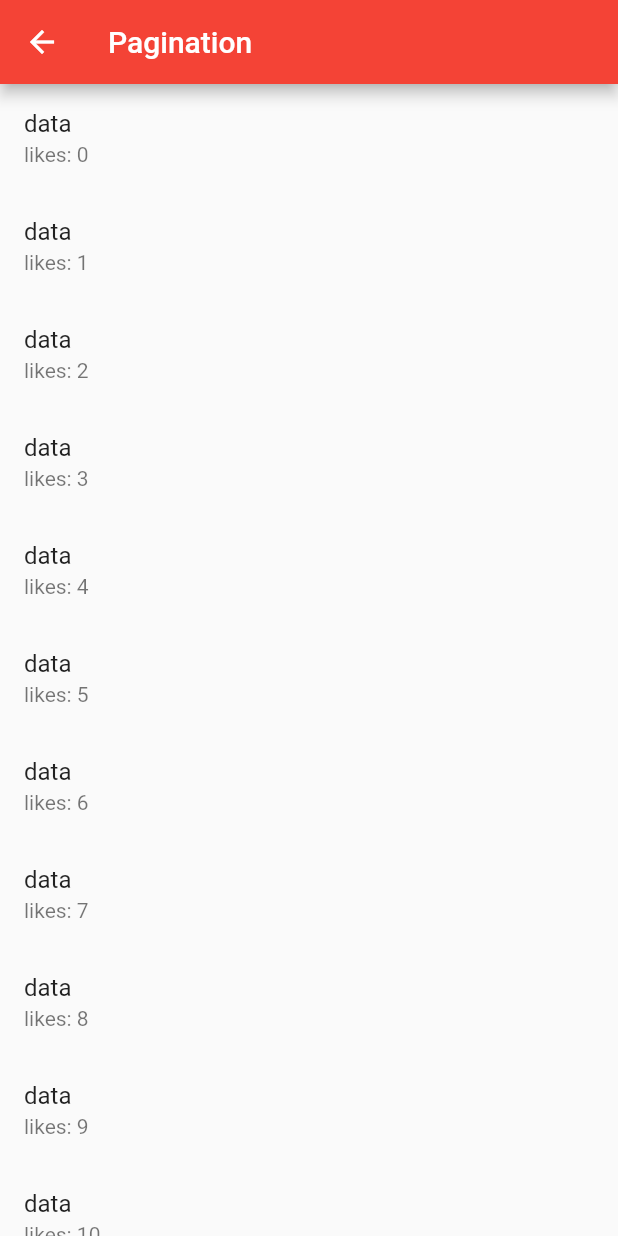
After one commit to SunnatilloShavkatov/pagination, a Flutter app: the PaginationPage screen opened directly, on a phone screen of 412 x 824 dp. The commit adds this screen. Run offline on Flutter 3.47's test engine with Material 2 defaults, Android fonts, the phone set to English and light mode, and no system bars; our stand-ins replace get.

Commit message:
getx and state pagination done

```diff
--- /dev/null
+++ b/lib/ui/pagination_page.dart
@@ -0,0 +1,93 @@
+import 'package:flutter/material.dart';
+
+class PaginationPage extends StatefulWidget {
+  @override
+  _PaginationPageState createState() => _PaginationPageState();
+}
+
+class _PaginationPageState extends State<PaginationPage> {
+  List items;
+  List<String> data = ['', '', '', '', '', '', '', '', '', '', ''];
+  bool isLoading = false;
+
+  @override
+  void initState() {
+    super.initState();
+  }
+
+  @override
+  Widget build(BuildContext context) {
+    return Scaffold(
+      appBar: AppBar(title: Text("Pagination")),
+      body: Column(
+        children: <Widget>[
+          Expanded(
+            child: NotificationListener<ScrollNotification>(
+              onNotification: (ScrollNotification scrollInfo) {
+                if (!isLoading &&
+                    scrollInfo.metrics.pixels ==
+                        scrollInfo.metrics.maxScrollExtent) {
+                  getJSONData();
+                }
+                return;
+              },
+              child: ListView.builder(
+                physics: BouncingScrollPhysics(),
+                shrinkWrap: true,
+                itemCount: data.length,
+                itemBuilder: (context, index) {
+                  return ListTile(
+                    title: Text("data"),
+                    subtitle: Text("likes: $index"),
+                  );
+                },
+              ),
+            ),
+          ),
+          Container(
+            height: isLoading ? 50.0 : 0,
+            color: Colors.white70,
+            child: Center(
+              child: CircularProgressIndicator(),
+            ),
+          ),
+        ],
+      ),
+    );
+  }
+
+  Future<void> getJSONData() async {
+    setState(() => isLoading = true);
+    await Future.delayed(Duration(seconds: 1));
+    setState(() {
+      data.addAll(['', '', '', '', '']);
+      isLoading = false;
+    });
+    // try {
+    //   var url = "https://unsplash.com/napi/photos/" + lastItemId + "/related";
+    //
+    //   // Await the http get response, then decode the json-formatted responce.
+    //   var response = await http.get(Uri.parse(url));
+    //   if (response.statusCode == 200) {
+    //     var jsonResponse = convert.jsonDecode(response.body);
+    //     setState(() {
+    //       List newItems = jsonResponse['results'];
+    //       if (data == null) {
+    //         data = newItems;
+    //       } else {
+    //         data.addAll(newItems);
+    //       }
+    //       lastItemId = data.last['id'];
+    //       isLoading = false;
+    //     });
+    //     print(data.toString());
+    //     print(lastItemId);
+    //     return "sucessful";
+    //   } else {
+    //     print("Request failed with status: ${response.statusCode}.");
+    //   }
+    // } on Exception catch (error) {
+    //   debugPrint(error.toString());
+    // }
+  }
+}
```
Also changed, not shown: lib/main.dart (+2 -127 lines), lib/ui/get_pagination_page.dart (added, +41 -0 lines), lib/widget/pagination_widget.dart (renamed from lib/pagination_widget.dart, +21 -23 lines), lib/controller/home_controller.dart (renamed from lib/home_controller.dart).
